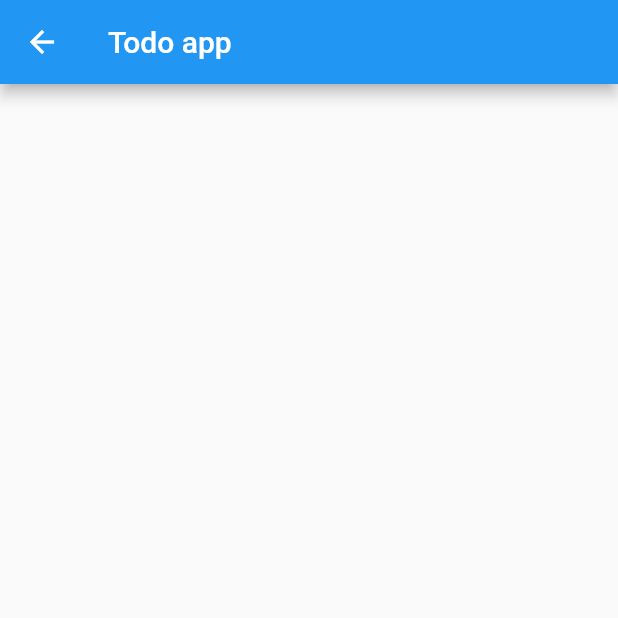
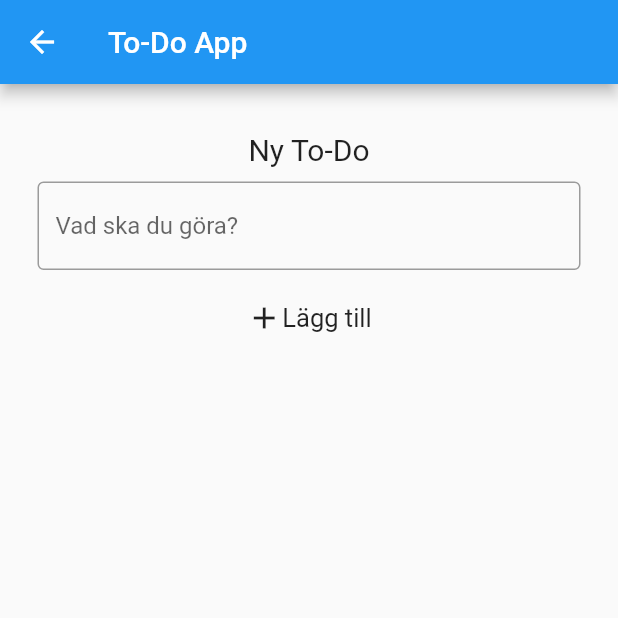
Before and after one commit to gu-tig333-ht22/guskallisv, a Flutter app: the screen it shows after launch, after a tap on the "add" icon, on a phone screen of 412 x 824 dp, the top half of it. Run offline on Flutter 3.47's test engine with Material 2 defaults, Android fonts, the phone set to English and light mode, and no system bars.

```diff
--- a/lib/main.dart
+++ b/lib/main.dart
@@ -18,7 +18,7 @@ class Mainview extends StatelessWidget {
   Widget build(BuildContext context) {
     return Scaffold(
       appBar: AppBar(
-        title: const Text("Todo app"),
+        title: const Text("To-Do App"),
       ),
       body: _list(),
       floatingActionButton: FloatingActionButton(
@@ -83,8 +83,60 @@ class SecondView extends StatelessWidget {
   Widget build(BuildContext context) {
     return Scaffold(
       appBar: AppBar(
-        title: const Text("Todo app"),
+        title: const Text("To-Do App"),
+      ),
+      body: Center(
+        child: Column(
+          mainAxisAlignment: MainAxisAlignment.start,
+          crossAxisAlignment: CrossAxisAlignment.center,
+          children: [
+            Container(height: 10),
+            _todoLabel(),
+            Container(height: 10),
+            _todoInputField(),
+            Container(height: 20),
+            _iconAddRow(),
+          ],
+        ),
       ),
     );
   }
+
+  Widget _todoLabel() {
+    return Container(
+      margin: EdgeInsets.only(top: 22),
+      child: Text(
+        "Ny To-Do",
+        style: TextStyle(fontSize: 20),
+      ),
+    );
+  }
+
+  Widget _todoInputField() {
+    return Container(
+      margin: EdgeInsets.only(left: 25, right: 25),
+      child: TextField(
+        decoration: InputDecoration(
+          border: OutlineInputBorder(),
+          hintText: "Vad ska du göra?",
+        ),
+      ),
+    );
+  }
+
+  Widget _iconAddRow() {
+    return Row(
+      mainAxisAlignment: MainAxisAlignment.center,
+      children: [
+        Container(
+          child: Icon(Icons.add),
+        ),
+        Column(
+          children: [
+            Text("Lägg till", style: TextStyle(fontSize: 17)),
+          ],
+        ),
+      ],
+    );
+  }
 }
```
